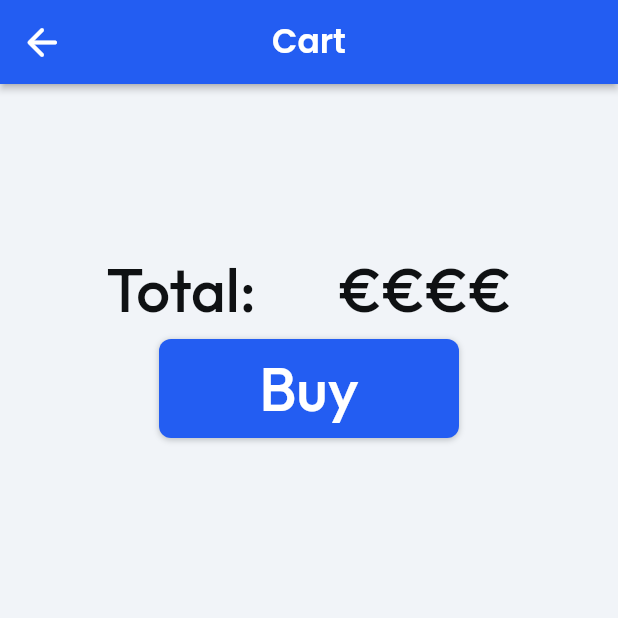
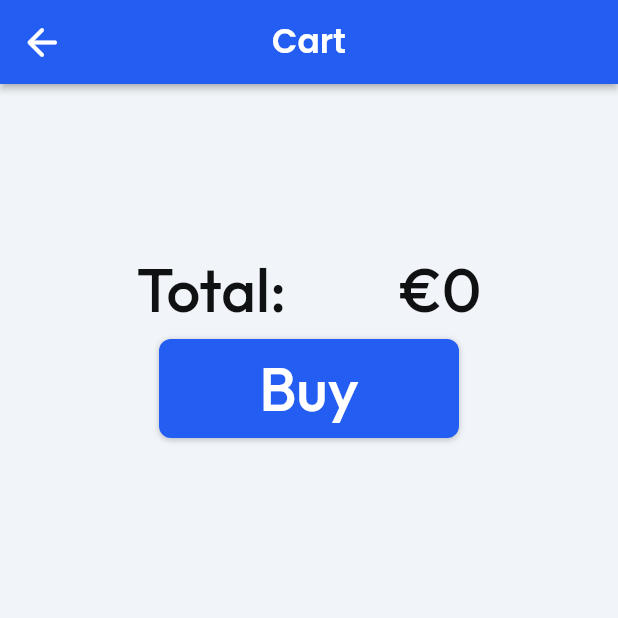
Before and after one commit to jlpmartinss/tech_shop, a Flutter app: the CartWidget screen opened directly, on a phone screen of 412 x 824 dp, the top half of it. Run offline on Flutter 3.47's test engine with Material 2 defaults, Android fonts, the phone set to English and light mode, and no system bars; our stand-ins replace auto_size_text, built_collection, built_value, cloud_firestore, easy_debounce, firebase_auth and 11 more; missing offline and left inert: json_path, text_search; accounts and stored records are empty; generated files the repository leaves out were written again.

Commit message:
Updating to latest FlutterFlow output.

```diff
--- a/lib/app_state.dart
+++ b/lib/app_state.dart
@@ -31,6 +31,8 @@ class FFAppState {
   bool cartBool = false;
 
   String Peripherals = 'Peripherals';
+
+  int FinalPrice = 0;
 }
 
 LatLng _latLngFromString(String val) {
--- a/lib/cart/cart_widget.dart
+++ b/lib/cart/cart_widget.dart
@@ -254,16 +254,52 @@ class _CartWidgetState extends State<CartWidget> {
                           ),
                           Align(
                             alignment: AlignmentDirectional(0.2, 0),
+                            child: StreamBuilder<List<CartRecord>>(
+                              stream: queryCartRecord(
+                                queryBuilder: (cartRecord) => cartRecord
+                                    .where('uid', isEqualTo: FFAppState().USER),
+                              ),
+                              builder: (context, snapshot) {
+                                // Customize what your widget looks like when it's loading.
+                                if (!snapshot.hasData) {
+                                  return Center(
+                                    child: SizedBox(
+                                      width: 50,
+                                      height: 50,
+                                      child: CircularProgressIndicator(
+                                        color: FlutterFlowTheme.of(context)
+                                            .primaryBackground,
+                                      ),
+                                    ),
+                                  );
+                                }
+                                List<CartRecord> textCartRecordList =
+                                    snapshot.data;
+                                return InkWell(
+                                  onTap: () async {
+                                    setState(() => FFAppState().FinalPrice =
+                                        FFAppState().FinalPrice +
+                                            textCartRecordList.length);
+                                  },
                                   child: Text(
-                              '€€€€',
+                                    formatNumber(
+                                      FFAppState().FinalPrice,
+                                      formatType: FormatType.custom,
+                                      format: '€',
+                                      locale: '',
+                                    ),
                                     textAlign: TextAlign.end,
-                              style:
-                                  FlutterFlowTheme.of(context).title3.override(
+                                    style: FlutterFlowTheme.of(context)
+                                        .title3
+                                        .override(
                                           fontFamily: 'Outfit',
                                           color: Color(0xFF0F1113),
                                           fontSize: 40,
                                           fontWeight: FontWeight.w500,
                                         ),
+                                  ),
+                                );
+                              },
                             ),
                           ),
                         ],
```
Also changed, not shown: lib/home_page/home_page_widget.dart (+5 -4 lines), lib/sucessful_purchase/sucessful_purchase_widget.dart (+5 -2 lines). Lines whose indentation alone changed are shown as unchanged.
